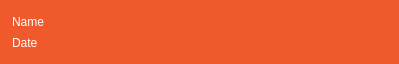
MendozaProject/monkey-manager, file MonkeyManager/taskwidget.ui: the form before one commit.
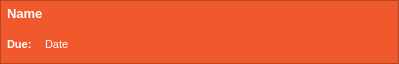
The form after the commit.

```diff
--- a/MonkeyManager/taskwidget.ui
+++ b/MonkeyManager/taskwidget.ui
@@ -31,20 +31,92 @@
     <number>0</number>
    </property>
    <property name="leftMargin">
-    <number>12</number>
+    <number>0</number>
    </property>
+   <property name="topMargin">
+    <number>0</number>
+   </property>
+   <property name="rightMargin">
+    <number>0</number>
+   </property>
+   <property name="bottomMargin">
+    <number>0</number>
+   </property>
    <item>
-    <widget class="QLabel" name="name">
-     <property name="text">
-      <string>Name</string>
+    <widget class="QFrame" name="frame">
+     <property name="frameShape">
+      <enum>QFrame::StyledPanel</enum>
      </property>
-    </widget>
-   </item>
-   <item>
-    <widget class="QLabel" name="date">
-     <property name="text">
-      <string>Date</string>
+     <property name="frameShadow">
+      <enum>QFrame::Raised</enum>
      </property>
+     <layout class="QGridLayout" name="gridLayout">
+      <property name="leftMargin">
+       <number>6</number>
+      </property>
+      <property name="topMargin">
+       <number>0</number>
+      </property>
+      <property name="rightMargin">
+       <number>6</number>
+      </property>
+      <property name="bottomMargin">
+       <number>6</number>
+      </property>
+      <item row="1" column="1">
+       <widget class="QLabel" name="date">
+        <property name="styleSheet">
+         <string notr="true">color:rgb(255, 255, 255);
+font-family: &quot;Roboto&quot;;
+font-size: 8pt;</string>
+        </property>
+        <property name="text">
+         <string>Date</string>
+        </property>
+        <property name="margin">
+         <number>0</number>
+        </property>
+       </widget>
+      </item>
+      <item row="1" column="0">
+       <widget class="QLabel" name="label">
+        <property name="maximumSize">
+         <size>
+          <width>32</width>
+          <height>16777215</height>
+         </size>
+        </property>
+        <property name="styleSheet">
+         <string notr="true">color:rgb(255, 255, 255);
+font-family: &quot;Roboto&quot;;
+font-size: 8pt;
+font-weight: 600;</string>
+        </property>
+        <property name="text">
+         <string>Due: </string>
+        </property>
+        <property name="wordWrap">
+         <bool>false</bool>
+        </property>
+       </widget>
+      </item>
+      <item row="0" column="0" colspan="2">
+       <widget class="QLabel" name="name">
+        <property name="styleSheet">
+         <string notr="true">color:rgb(255, 255, 255);
+font-family: &quot;Roboto&quot;;
+font-weight: 600;
+font-size: 10pt;</string>
+        </property>
+        <property name="text">
+         <string>Name</string>
+        </property>
+        <property name="margin">
+         <number>0</number>
+        </property>
+       </widget>
+      </item>
+     </layout>
     </widget>
    </item>
   </layout>
```
